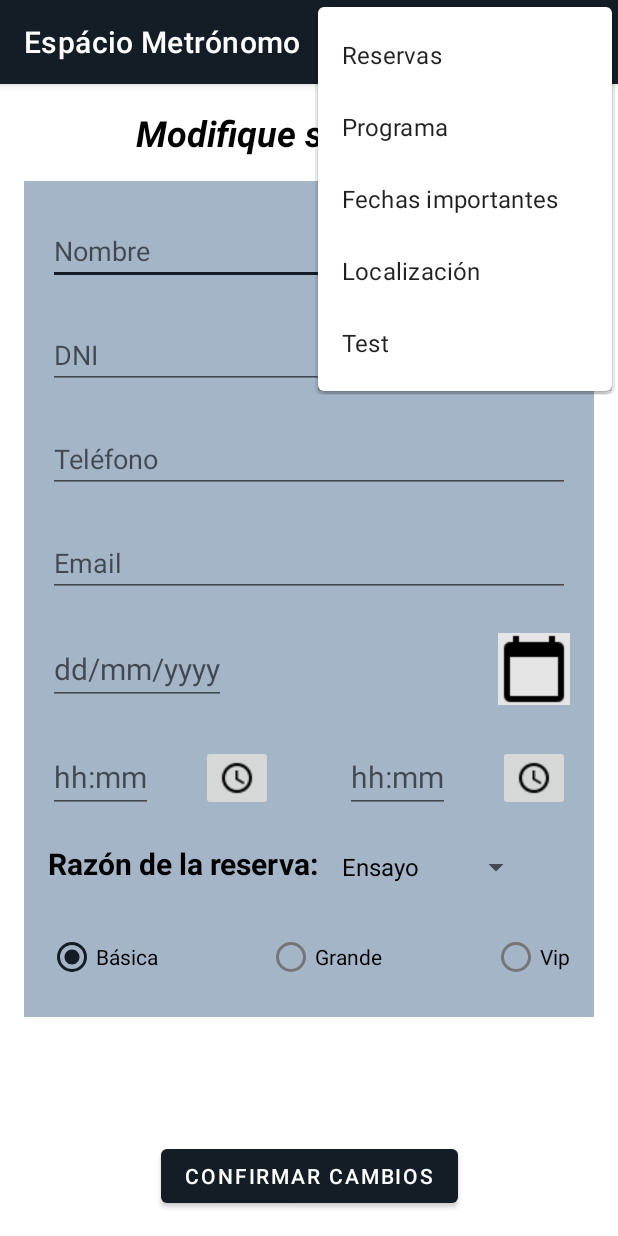
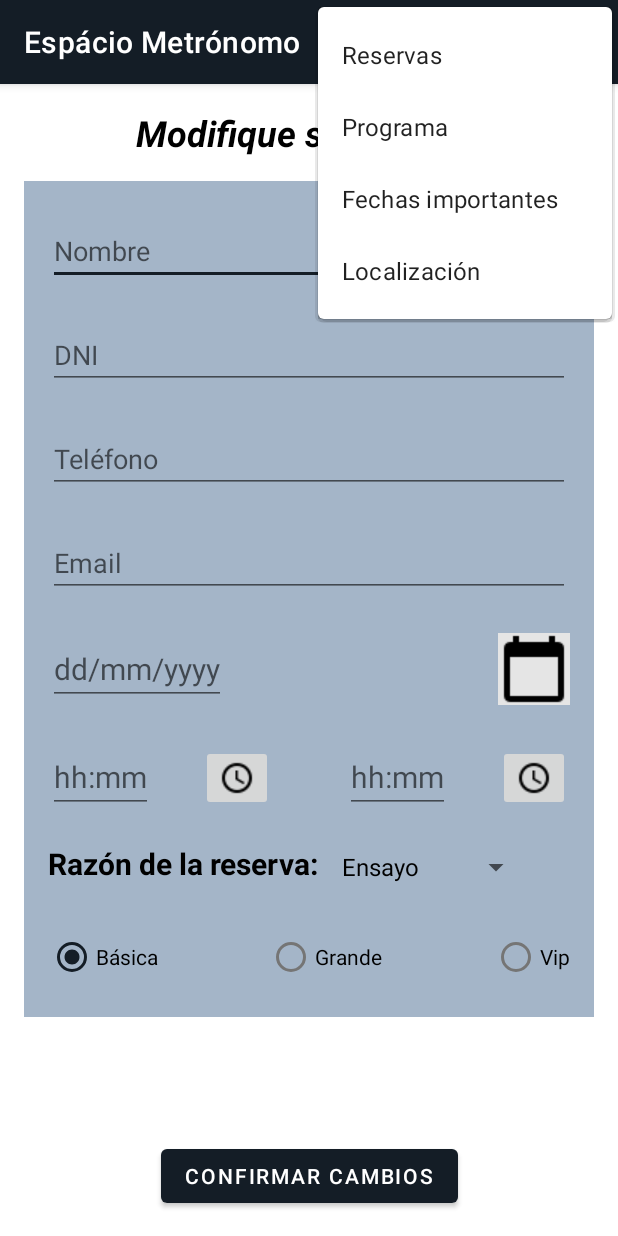
Before and after one commit to Jesus-md-dev/PNET-Project, an Android app: the BookingEditActivity screen opened directly, with no data from a screen before it, with the options menu open, on a phone screen of 412 x 824 dp. Run offline under Robolectric (Android 15) with nearby library versions, the phone set to English and light mode, and no system bars.

Commit message:
reservas orden

```diff
--- a/Hito 4/EspacioMetronomo/app/src/main/java/es/uca/espaciometronomo/BookingEditActivity.java
+++ b/Hito 4/EspacioMetronomo/app/src/main/java/es/uca/espaciometronomo/BookingEditActivity.java
@@ -304,10 +304,6 @@ public class BookingEditActivity extends AppCompatActivity {
             return true;
         }
 
-        if (id == R.id.action_test) {
-            return true;
-        }
-
         return super.onOptionsItemSelected(item);
     }
 }
--- a/Hito 4/EspacioMetronomo/app/src/main/java/es/uca/espaciometronomo/BookingViewActivity.java
+++ b/Hito 4/EspacioMetronomo/app/src/main/java/es/uca/espaciometronomo/BookingViewActivity.java
@@ -171,10 +171,6 @@ public class BookingViewActivity extends AppCompatActivity {
             return true;
         }
 
-        if (id == R.id.action_test) {
-            return true;
-        }
-
         return super.onOptionsItemSelected(item);
     }
 }
--- a/Hito 4/EspacioMetronomo/app/src/main/res/menu/menu_form.xml
+++ /dev/null
@@ -1,4 +0,0 @@
-<?xml version="1.0" encoding="utf-8"?>
-<menu xmlns:android="http://schemas.android.com/apk/res/android">
-
-</menu>
--- a/Hito 4/EspacioMetronomo/app/src/main/res/menu/menu_main.xml
+++ b/Hito 4/EspacioMetronomo/app/src/main/res/menu/menu_main.xml
@@ -25,10 +25,4 @@
         android:orderInCategory="100"
         android:title="@string/action_location"
         app:showAsAction="never" />
-
-    <item
-        android:id="@+id/action_test"
-        android:orderInCategory="100"
-        android:title="@string/action_test"
-        app:showAsAction="never" />
 </menu>
```
Also changed, not shown: Hito 4/EspacioMetronomo/app/src/main/java/es/uca/espaciometronomo/BookingAdapter.java (+8 -8 lines), Hito 4/EspacioMetronomo/app/src/main/java/es/uca/espaciometronomo/BookingMainActivity.java (+8 -4 lines).
